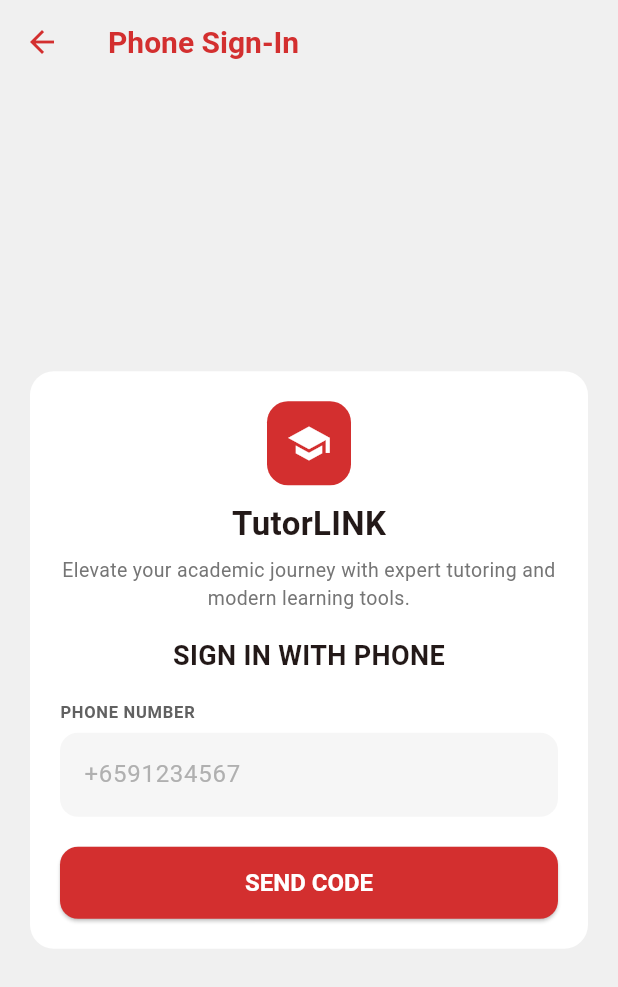
After one commit to bhoneMinThant-030/tutor_link, a Flutter app: the screen it shows after launch, after a tap on "Sign in with phone", on a phone screen of 412 x 824 dp. The commit adds this screen. Shown: the top 987 px of the screen. Run offline on Flutter 3.47's test engine with Material 3 defaults, Android fonts, the light colour scheme and no system bars; our stand-ins replace firebase_auth, firebase_core, flutter_riverpod; accounts and stored records are empty.

Commit message:
Added phone auth

```diff
--- a/lib/screens/login_screen.dart
+++ b/lib/screens/login_screen.dart
@@ -5,6 +5,7 @@ import 'package:flutter_riverpod/flutter_riverpod.dart';
 import '../providers/firebase_provider.dart';
 import '../theme/app_theme.dart';
 import '../widgets/auth_header.dart';
+import 'phone_login_screen.dart';
 import 'reset_password_screen.dart';
 import 'signup_screen.dart';
 
@@ -171,6 +172,18 @@ class _LoginScreenState extends ConsumerState<LoginScreen> {
                     ),
                     const SizedBox(height: 12),
 
+                    OutlinedButton.icon(
+                      onPressed: () => Navigator.push(
+                        context,
+                        MaterialPageRoute(
+                          builder: (_) => const PhoneLoginScreen(),
+                        ),
+                      ),
+                      icon: const Icon(Icons.phone_outlined),
+                      label: const Text('Sign in with phone'),
+                    ),
+                    const SizedBox(height: 12),
+
                     Row(
                       mainAxisAlignment: MainAxisAlignment.center,
                       children: [
--- /dev/null
+++ b/lib/screens/phone_login_screen.dart
@@ -0,0 +1,178 @@
+import 'package:firebase_auth/firebase_auth.dart';
+import 'package:flutter/material.dart';
+import 'package:flutter_riverpod/flutter_riverpod.dart';
+
+import '../providers/firebase_provider.dart';
+import '../theme/app_theme.dart';
+import '../widgets/auth_header.dart';
+
+/// Phone / OTP sign-in. Two steps in one screen:
+/// 1) enter a phone number  -> Firebase sends an SMS code;
+/// 2) enter the 6-digit code -> sign in.
+/// On success the auth gate switches to the app automatically.
+class PhoneLoginScreen extends ConsumerStatefulWidget {
+  const PhoneLoginScreen({super.key});
+
+  @override
+  ConsumerState<PhoneLoginScreen> createState() => _PhoneLoginScreenState();
+}
+
+class _PhoneLoginScreenState extends ConsumerState<PhoneLoginScreen> {
+  final _phoneController = TextEditingController();
+  final _codeController = TextEditingController();
+
+  String? _verificationId; // set once the SMS code is sent
+  bool _codeSent = false;
+  bool _loading = false;
+
+  @override
+  void dispose() {
+    _phoneController.dispose();
+    _codeController.dispose();
+    super.dispose();
+  }
+
+  /// The phone number exactly as typed (spaces removed). Enter the full number
+  /// including the country code, e.g. +6591234567.
+  String get _fullNumber => _phoneController.text.trim().replaceAll(' ', '');
+
+  Future<void> _sendCode() async {
+    if (_phoneController.text.trim().isEmpty) {
+      ScaffoldMessenger.of(context).showSnackBar(
+        const SnackBar(content: Text('Please enter your phone number.')),
+      );
+      return;
+    }
+    setState(() => _loading = true);
+    await ref
+        .read(firebaseServiceProvider)
+        .verifyPhoneNumber(
+          phoneNumber: _fullNumber,
+          onCodeSent: (verificationId) {
+            if (!mounted) return;
+            setState(() {
+              _verificationId = verificationId;
+              _codeSent = true;
+              _loading = false;
+            });
+            ScaffoldMessenger.of(context).showSnackBar(
+              const SnackBar(content: Text('Code sent. Enter it below.')),
+            );
+          },
+          onFailed: (e) {
+            if (!mounted) return;
+            setState(() => _loading = false);
+            ScaffoldMessenger.of(
+              context,
+            ).showSnackBar(SnackBar(content: Text(e.message ?? e.code)));
+          },
+        );
+  }
+
+  Future<void> _verifyCode() async {
+    if (_codeController.text.trim().isEmpty || _verificationId == null) {
+      ScaffoldMessenger.of(context).showSnackBar(
+        const SnackBar(content: Text('Please enter the 6-digit code.')),
+      );
+      return;
+    }
+    setState(() => _loading = true);
+    try {
+      await ref
+          .read(firebaseServiceProvider)
+          .signInWithSmsCode(_verificationId!, _codeController.text.trim());
+      // Signed in. This screen was pushed on top of the login screen, so pop
+      // back to the root to reveal the app shell the auth gate now shows.
+      if (!mounted) return;
+      Navigator.of(context).popUntil((route) => route.isFirst);
+    } on FirebaseAuthException catch (e) {
+      if (!mounted) return;
+      final message = e.code == 'invalid-verification-code'
+          ? 'Incorrect code. Please try again.'
+          : (e.message ?? e.code);
+      ScaffoldMessenger.of(
+        context,
+      ).showSnackBar(SnackBar(content: Text(message)));
+    } finally {
+      if (mounted) setState(() => _loading = false);
+    }
+  }
+
+  Widget _spinner() => const SizedBox(
+    height: 20,
+    width: 20,
+    child: CircularProgressIndicator(strokeWidth: 2, color: Colors.white),
+  );
+
+  @override
+  Widget build(BuildContext context) {
+    return Scaffold(
+      appBar: AppBar(title: const Text('Phone Sign-In')),
+      backgroundColor: AppTheme.headerGrey,
+      body: SafeArea(
+        child: Center(
+          child: SingleChildScrollView(
+            padding: const EdgeInsets.all(20),
+            child: Container(
+              padding: const EdgeInsets.all(20),
+              decoration: BoxDecoration(
+                color: Colors.white,
+                borderRadius: BorderRadius.circular(16),
+              ),
+              child: Column(
+                crossAxisAlignment: CrossAxisAlignment.stretch,
+                mainAxisSize: MainAxisSize.min,
+                children: [
+                  const AuthHeader(),
+                  const SizedBox(height: 16),
+                  Text(
+                    _codeSent ? 'ENTER CODE' : 'SIGN IN WITH PHONE',
+                    textAlign: TextAlign.center,
+                    style: const TextStyle(
+                      fontSize: 18,
+                      fontWeight: FontWeight.bold,
+                    ),
+                  ),
+                  const SizedBox(height: 12),
+
+                  if (!_codeSent) ...[
+                    const AuthLabel('PHONE NUMBER'),
+                    TextField(
+                      controller: _phoneController,
+                      keyboardType: TextInputType.phone,
+                      decoration: const InputDecoration(
+                        hintText: '+6591234567',
+                      ),
+                    ),
+                    const SizedBox(height: 20),
+                    ElevatedButton(
+                      onPressed: _loading ? null : _sendCode,
+                      child: _loading ? _spinner() : const Text('SEND CODE'),
+                    ),
+                  ] else ...[
+                    AuthLabel('CODE SENT TO $_fullNumber'),
+                    TextField(
+                      controller: _codeController,
+                      keyboardType: TextInputType.number,
+                      decoration: const InputDecoration(hintText: '123456'),
+                    ),
+                    const SizedBox(height: 20),
+                    ElevatedButton(
+                      onPressed: _loading ? null : _verifyCode,
+                      child: _loading ? _spinner() : const Text('VERIFY'),
+                    ),
+                    const SizedBox(height: 8),
+                    TextButton(
+                      onPressed: _loading ? null : _sendCode,
+                      child: const Text('Resend code'),
+                    ),
+                  ],
+                ],
+              ),
+            ),
+          ),
+        ),
+      ),
+    );
+  }
+}
--- a/lib/widgets/email_verification_banner.dart
+++ b/lib/widgets/email_verification_banner.dart
@@ -60,6 +60,10 @@ class _EmailVerificationBannerState
   @override
   Widget build(BuildContext context) {
     final user = ref.watch(userChangesProvider).asData?.value;
+
+    // Phone-only accounts have no email to verify — show nothing.
+    if (user?.email == null) return const SizedBox.shrink();
+
     final verified = user?.emailVerified ?? false;
 
     // When verified, the green check beside the email in the header says it
```
Also changed, not shown: lib/screens/profile_screen.dart (+7 -1 lines), lib/services/firebase_service.dart (+31 -0 lines).
